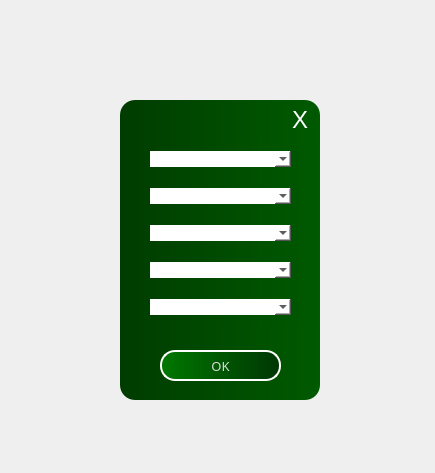
This is Form2.ui in KuzMG/Notes-for-students as Qt 5 draws it before an edit. The edited form follows.
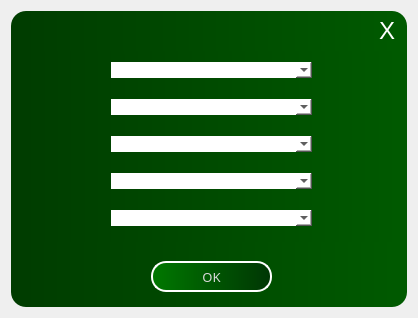
This is the edited form.

Commit message: adding two windows 2

The edit to the form file:
```diff
--- a/Form2.ui
+++ b/Form2.ui
@@ -6,22 +6,16 @@
    <rect>
     <x>0</x>
     <y>0</y>
-    <width>435</width>
-    <height>473</height>
+    <width>418</width>
+    <height>318</height>
    </rect>
   </property>
   <property name="windowTitle">
    <string>Form</string>
   </property>
+  <layout class="QHBoxLayout" name="horizontalLayout">
+   <item>
   <widget class="QWidget" name="widget" native="true">
-   <property name="geometry">
-    <rect>
-     <x>120</x>
-     <y>100</y>
-     <width>200</width>
-     <height>300</height>
-    </rect>
-   </property>
    <property name="styleSheet">
     <string notr="true">background-color: qlineargradient(spread:pad, x1:0, y1:0, x2:1, y2:0, stop:0 rgba(0, 60, 0, 255), stop:1 rgba(0, 90, 0, 255));
 border-radius: 15px;
@@ -30,7 +24,7 @@
    <widget class="QPushButton" name="closeButton">
     <property name="geometry">
      <rect>
-      <x>160</x>
+        <x>356</x>
       <y>0</y>
       <width>40</width>
       <height>40</height>
@@ -65,7 +59,7 @@
    <widget class="QPushButton" name="addXMLButton">
     <property name="geometry">
      <rect>
-      <x>40</x>
+        <x>140</x>
       <y>250</y>
       <width>121</width>
       <height>31</height>
@@ -129,12 +123,12 @@
      <string>OK</string>
     </property>
    </widget>
-   <widget class="QWidget" name="">
+     <widget class="QWidget" name="layoutWidget">
     <property name="geometry">
      <rect>
       <x>0</x>
       <y>40</y>
-      <width>201</width>
+        <width>401</width>
       <height>191</height>
      </rect>
     </property>
@@ -146,10 +140,10 @@
       <enum>QLayout::SetNoConstraint</enum>
      </property>
      <property name="leftMargin">
-      <number>30</number>
+        <number>100</number>
      </property>
      <property name="rightMargin">
-      <number>30</number>
+        <number>100</number>
      </property>
      <item>
       <widget class="QComboBox" name="comboBox">
@@ -189,6 +183,8 @@
     </layout>
    </widget>
   </widget>
+   </item>
+  </layout>
  </widget>
  <resources/>
  <connections/>
```
Lines whose indentation alone changed are shown as unchanged. The commit also changes 4 other files.
